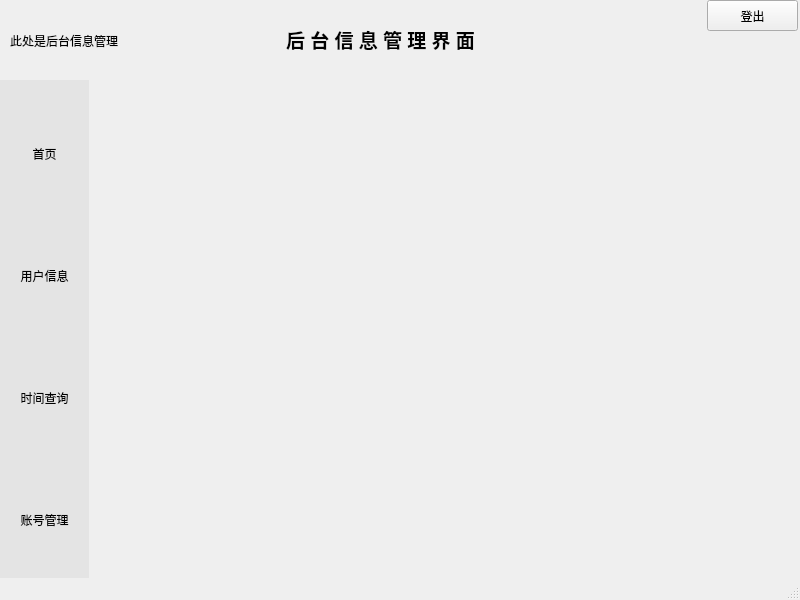
Qt form CDSignInSystem/backend.ui (ClearDewy/CDSignInSystem) before a commit.
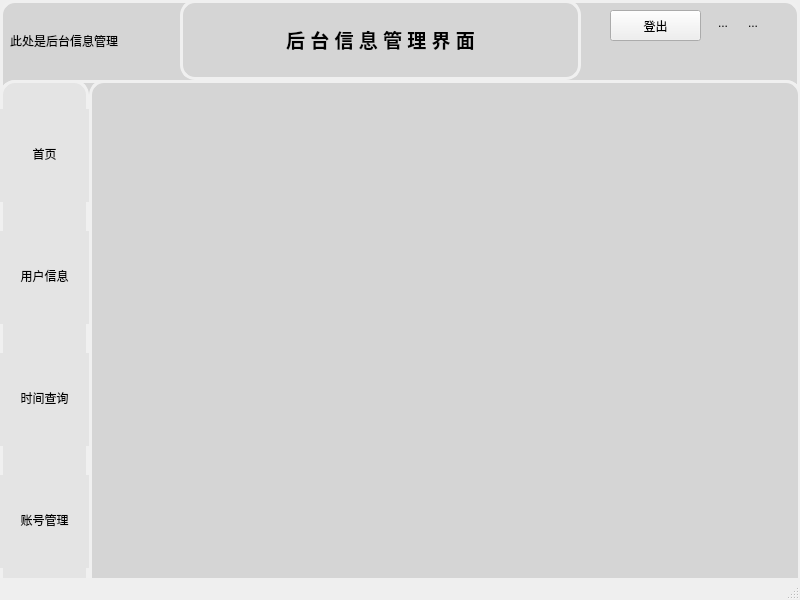
The same form after that commit.

```diff
--- a/CDSignInSystem/backend.ui
+++ b/CDSignInSystem/backend.ui
@@ -14,6 +14,16 @@
    <string>CD Sign In System(admin)</string>
   </property>
   <widget class="QWidget" name="centralwidget">
+   <property name="styleSheet">
+    <string notr="true">.QWidget{
+background-color: rgb(213, 213, 213);
+border-radius: 15px;
+border:3px solid rgb(240, 240, 240);
+}
+.QWidget,.QToolButton{
+background-color: rgb(213, 213, 213);
+}</string>
+   </property>
    <widget class="QLabel" name="label">
     <property name="geometry">
      <rect>
@@ -49,8 +59,8 @@
    <widget class="QPushButton" name="LogOut">
     <property name="geometry">
      <rect>
-      <x>707</x>
-      <y>0</y>
+      <x>610</x>
+      <y>10</y>
       <width>91</width>
       <height>31</height>
      </rect>
@@ -289,6 +299,84 @@
      </item>
     </layout>
    </widget>
+   <widget class="QToolButton" name="minSizeButton">
+    <property name="geometry">
+     <rect>
+      <x>710</x>
+      <y>10</y>
+      <width>26</width>
+      <height>26</height>
+     </rect>
+    </property>
+    <property name="styleSheet">
+     <string notr="true">QToolButton{   
+	border-top: 3px outset transparent;           /* 上边框宽度3像素、突出显示、颜色为透明 */
+	border-bottom: 3px outset transparent;
+	border-right: 3px outset transparent;
+	border-left: 3px outset transparent;
+    min-width: 20px;                            /* 控件最小宽度 */
+    min-height: 20px;
+}
+
+/* 鼠标悬停 */
+QToolButton:hover{
+	background-color: rgb(205, 205, 205);
+}
+
+/* 点击和按下 */
+QToolButton:pressed{
+	/*border-left: 3px outset rgb(93, 95, 97); 左边框宽度3像素、突出显示、颜色为深深灰 */
+	background-color: rgb(246, 246, 246);	
+}
+
+QPushButton:default {
+    border-color: navy; /* make the default button prominent */
+}
+</string>
+    </property>
+    <property name="text">
+     <string>...</string>
+    </property>
+   </widget>
+   <widget class="QToolButton" name="closeButton">
+    <property name="geometry">
+     <rect>
+      <x>740</x>
+      <y>10</y>
+      <width>26</width>
+      <height>26</height>
+     </rect>
+    </property>
+    <property name="styleSheet">
+     <string notr="true">QToolButton{   
+	border-top: 3px outset transparent;           /* 上边框宽度3像素、突出显示、颜色为透明 */
+	border-bottom: 3px outset transparent;
+	border-right: 3px outset transparent;
+	border-left: 3px outset transparent;
+    min-width: 20px;                            /* 控件最小宽度 */
+    min-height: 20px;
+}
+
+/* 鼠标悬停 */
+QToolButton:hover{
+	background-color: rgb(205, 205, 205);
+}
+
+/* 点击和按下 */
+QToolButton:pressed{
+	/*border-left: 3px outset rgb(93, 95, 97); 左边框宽度3像素、突出显示、颜色为深深灰 */
+	background-color: rgb(246, 246, 246);	
+}
+
+QPushButton:default {
+    border-color: navy; /* make the default button prominent */
+}
+</string>
+    </property>
+    <property name="text">
+     <string>...</string>
+    </property>
+   </widget>
   </widget>
   <widget class="QStatusBar" name="statusbar"/>
  </widget>
```
Left out of the diff: 6 changed lines with no effect on the pictures.
